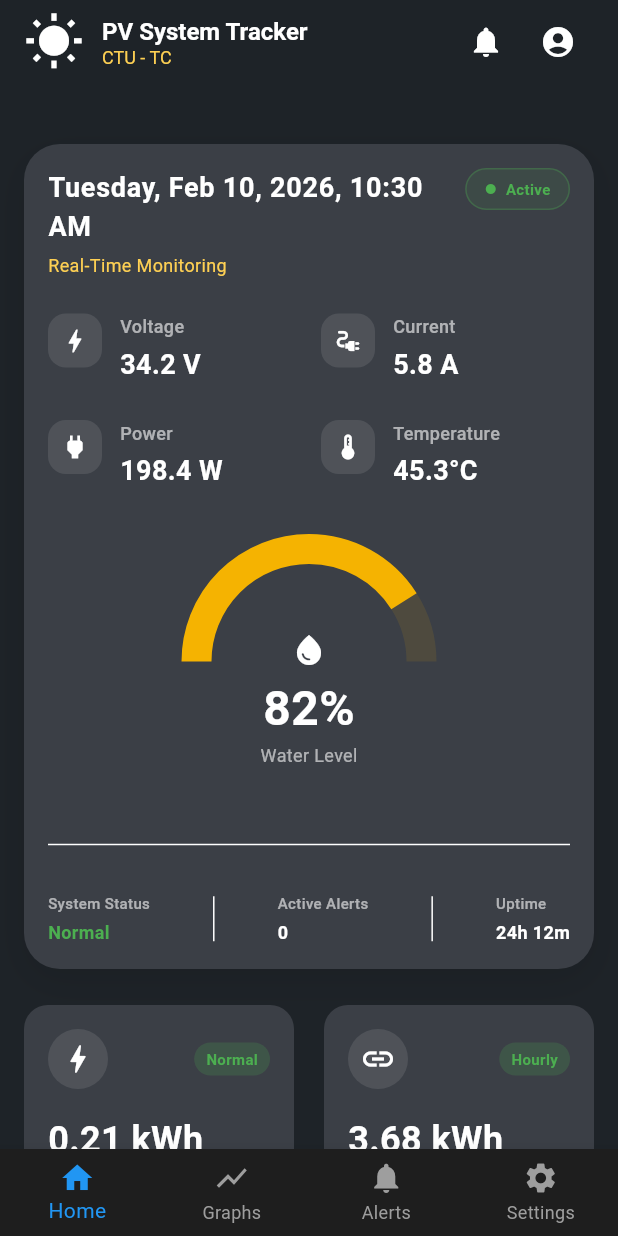
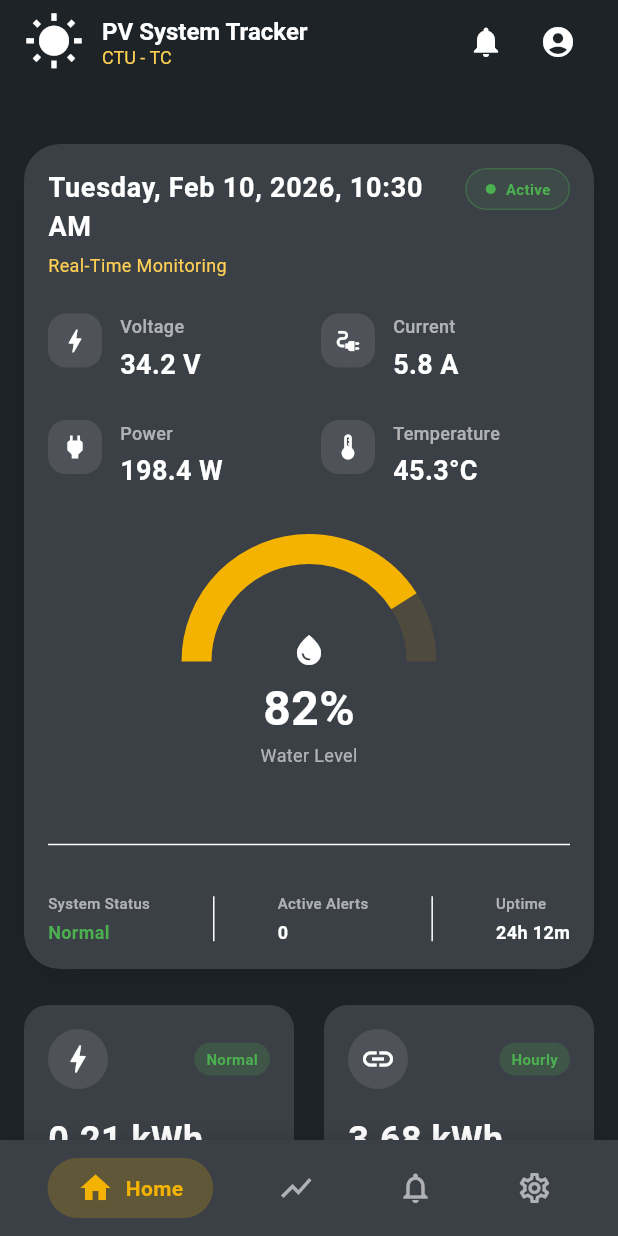
Before and after one commit to Jayabed45/AEAPAMSCTUTC, a Flutter app: the screen it shows after launch, on a phone screen of 412 x 824 dp. Run offline on Flutter 3.47's test engine with Material 3 defaults, Android fonts, the phone set to English and light mode, and no system bars; drawn by our look-alikes of fl_chart; our stand-ins replace google_fonts.

Commit message:
ok done na po sir

```diff
--- a/lib/main_screen.dart
+++ b/lib/main_screen.dart
@@ -3,6 +3,7 @@ import 'screens/home_screen.dart';
 import 'screens/graphs_screen.dart';
 import 'screens/alerts_screen.dart';
 import 'screens/settings_screen.dart';
+import 'widgets/custom_animated_nav_bar.dart';
 
 class MainScreen extends StatefulWidget {
   const MainScreen({super.key});
@@ -31,29 +32,32 @@ class _MainScreenState extends State<MainScreen> {
   Widget build(BuildContext context) {
     return Scaffold(
       body: _screens[_selectedIndex],
-      bottomNavigationBar: BottomNavigationBar(
-        items: const <BottomNavigationBarItem>[
-          BottomNavigationBarItem(icon: Icon(Icons.home), label: 'Home'),
-          BottomNavigationBarItem(
-            icon: Icon(Icons.show_chart),
+      bottomNavigationBar: CustomAnimatedNavBar(
+        selectedIndex: _selectedIndex,
+        onItemSelected: _onItemTapped,
+        backgroundColor: Theme.of(context).cardColor,
+        items: [
+          CustomNavBarItem(
+            icon: Icons.home_outlined,
+            selectedIcon: Icons.home,
+            label: 'Home',
+          ),
+          CustomNavBarItem(
+            icon: Icons.show_chart,
+            selectedIcon: Icons.show_chart,
             label: 'Graphs',
           ),
-          BottomNavigationBarItem(
-            icon: Icon(Icons.notifications),
+          CustomNavBarItem(
+            icon: Icons.notifications_outlined,
+            selectedIcon: Icons.notifications,
             label: 'Alerts',
           ),
-          BottomNavigationBarItem(
-            icon: Icon(Icons.settings),
+          CustomNavBarItem(
+            icon: Icons.settings_outlined,
+            selectedIcon: Icons.settings,
             label: 'Settings',
           ),
         ],
-        currentIndex: _selectedIndex,
-        selectedItemColor: Colors.blue,
-        unselectedItemColor: Colors.grey,
-        backgroundColor: const Color(0xFF1E1E1E),
-        type: BottomNavigationBarType.fixed,
-        onTap: _onItemTapped,
-        showUnselectedLabels: true,
       ),
     );
   }
--- /dev/null
+++ b/lib/widgets/custom_animated_nav_bar.dart
@@ -0,0 +1,121 @@
+import 'package:flutter/material.dart';
+
+class CustomAnimatedNavBar extends StatelessWidget {
+  final int selectedIndex;
+  final ValueChanged<int> onItemSelected;
+  final List<CustomNavBarItem> items;
+  final Color? backgroundColor;
+
+  const CustomAnimatedNavBar({
+    super.key,
+    required this.selectedIndex,
+    required this.onItemSelected,
+    required this.items,
+    this.backgroundColor,
+  });
+
+  @override
+  Widget build(BuildContext context) {
+    final theme = Theme.of(context);
+    final bgColor = backgroundColor ?? theme.cardColor;
+
+    return Container(
+      decoration: BoxDecoration(
+        color: bgColor,
+        boxShadow: [
+          BoxShadow(
+            color: Colors.black.withValues(alpha: 0.1),
+            blurRadius: 8,
+            offset: const Offset(0, -2),
+          ),
+        ],
+      ),
+      child: SafeArea(
+        child: Container(
+          width: double.infinity,
+          height: 64,
+          padding: const EdgeInsets.symmetric(horizontal: 16, vertical: 8),
+          child: Row(
+            mainAxisAlignment: MainAxisAlignment.spaceAround,
+            children: items.asMap().entries.map((entry) {
+              final index = entry.key;
+              final item = entry.value;
+              final isSelected = index == selectedIndex;
+
+              final isLightMode = theme.brightness == Brightness.light;
+              final selectedBgColor = isLightMode
+                  ? const Color(0xFF1E2328) // Dark background for light mode
+                  : theme.colorScheme.primary.withValues(alpha: 0.2);
+              final selectedContentColor = isLightMode
+                  ? Colors.white
+                  : theme.colorScheme.primary;
+
+              return InkWell(
+                onTap: () => onItemSelected(index),
+                borderRadius: BorderRadius.circular(16),
+                child: AnimatedContainer(
+                  duration: const Duration(milliseconds: 300),
+                  curve: Curves.easeOutQuad,
+                  padding: EdgeInsets.symmetric(
+                    horizontal: isSelected ? 20 : 12,
+                    vertical: 8,
+                  ),
+                  decoration: BoxDecoration(
+                    color: isSelected
+                        ? selectedBgColor
+                        : Colors.transparent,
+                    borderRadius: BorderRadius.circular(24),
+                  ),
+                  child: Row(
+                    mainAxisSize: MainAxisSize.min,
+                    children: [
+                      Icon(
+                        isSelected ? (item.selectedIcon ?? item.icon) : item.icon,
+                        color: isSelected
+                            ? selectedContentColor
+                            : theme.colorScheme.onSurface.withValues(alpha: 0.6),
+                        size: 24,
+                      ),
+                      AnimatedSize(
+                        duration: const Duration(milliseconds: 300),
+                        curve: Curves.easeInOut,
+                        child: SizedBox(
+                          width: isSelected ? null : 0,
+                          child: Padding(
+                            padding: EdgeInsets.only(left: isSelected ? 8 : 0),
+                            child: Text(
+                              item.label,
+                              style: TextStyle(
+                                color: selectedContentColor,
+                                fontWeight: FontWeight.w600,
+                                fontSize: 14,
+                              ),
+                              maxLines: 1,
+                              overflow: TextOverflow.clip,
+                            ),
+                          ),
+                        ),
+                      ),
+                    ],
+                  ),
+                ),
+              );
+            }).toList(),
+          ),
+        ),
+      ),
+    );
+  }
+}
+
+class CustomNavBarItem {
+  final IconData icon;
+  final IconData? selectedIcon;
+  final String label;
+
+  CustomNavBarItem({
+    required this.icon,
+    required this.label,
+    this.selectedIcon,
+  });
+}
```
